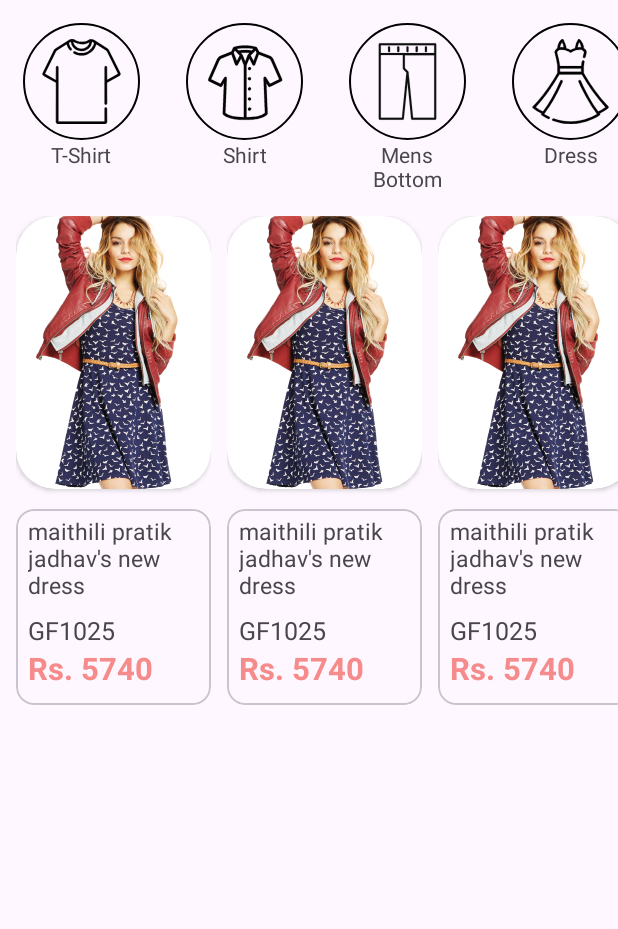
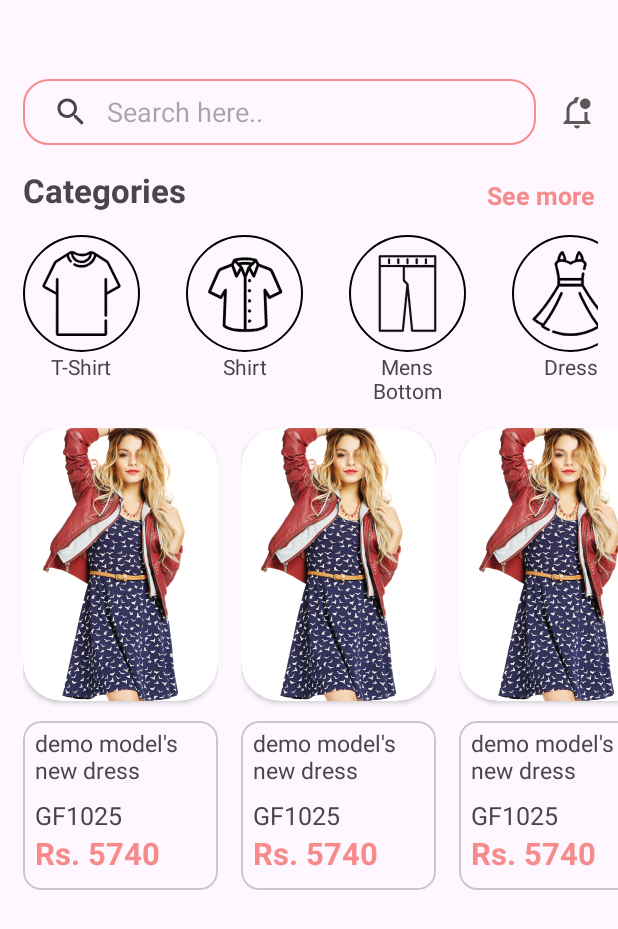
Before and after one commit to pratik50/OpalWish, an Android app: the layout fragment_dashboard.xml on its own in the app's theme, with its tools: preview values and no code run, on a phone screen of 412 x 824 dp. Shown: the top 929 px of the screen. Run offline under Robolectric (Android 15) with nearby library versions, the phone set to English and light mode, and no system bars.

Commit message:
Initial Commit

```diff
--- a/app/src/main/java/com/example/opalwish/DashboardFragment.kt
+++ b/app/src/main/java/com/example/opalwish/DashboardFragment.kt
@@ -2,11 +2,13 @@ package com.example.opalwish
 
 import android.content.Intent
 import android.os.Bundle
-import androidx.fragment.app.Fragment
 import android.view.LayoutInflater
 import android.view.View
 import android.view.ViewGroup
+import android.widget.SearchView
+import android.widget.SearchView.OnQueryTextListener
 import android.widget.Toast
+import androidx.fragment.app.Fragment
 import com.example.opalwish.databinding.FragmentDashboardBinding
 import com.google.firebase.firestore.ktx.firestore
 import com.google.firebase.firestore.ktx.toObject
@@ -30,7 +32,29 @@ class DashboardFragment : Fragment() {
         // Inflate the layout for this fragment
         binding = FragmentDashboardBinding.inflate(inflater, container, false)
 
+        searchItem()
+
+
+
+
+
+
         return binding.root
+    }
+
+    private fun searchItem() {
+        val searchView = binding.searchBar
+        searchView.setOnQueryTextListener(object : OnQueryTextListener {
+            override fun onQueryTextSubmit(query: String?): Boolean {
+
+                return true
+            }
+
+            override fun onQueryTextChange(newText: String?): Boolean {
+                return false
+            }
+
+        })
     }
 
     override fun onViewCreated(view: View, savedInstanceState: Bundle?) {
@@ -45,7 +69,7 @@ class DashboardFragment : Fragment() {
             productList.clear()
             for (i in it.documents) {
 
-                var tempProductModel = i.toObject<ProductModel>()
+                val tempProductModel = i.toObject<ProductModel>()
                 productList.add(tempProductModel!!)
 
             }
@@ -53,6 +77,8 @@ class DashboardFragment : Fragment() {
         }.addOnFailureListener{
             Toast.makeText(requireContext(), it.localizedMessage, Toast.LENGTH_SHORT).show()
         }
+
+
         binding.tshirt.setOnClickListener {
             startActivity(Intent(requireContext(),ProductCategoryActivity::class.java).putExtra("Category","T-Shirt"))
         }
@@ -86,3 +112,7 @@ class DashboardFragment : Fragment() {
 
     }
 }
+
+private fun SearchView.setOnQueryTextListener(onQueryTextListener: OnQueryTextListener) {
+
+}
--- a/app/src/main/java/com/example/opalwish/DetailActivity.kt
+++ b/app/src/main/java/com/example/opalwish/DetailActivity.kt
@@ -12,10 +12,10 @@ import com.google.firebase.ktx.Firebase
 
 class DetailActivity : AppCompatActivity() {
 
-    val binding by lazy {
+    private val binding by lazy {
         ActivityDetailBinding.inflate(layoutInflater)
     }
-    var productModel = ProductModel()
+    private var productModel = ProductModel()
     override fun onCreate(savedInstanceState: Bundle?) {
         super.onCreate(savedInstanceState)
         setContentView(binding.root)
@@ -23,7 +23,7 @@ class DetailActivity : AppCompatActivity() {
         val productId = intent.getStringExtra("PRODUCT_ID")
 
         if(productId != null) {
-            Firebase.firestore.collection("Products").document(productId!!).get()
+            Firebase.firestore.collection("Products").document(productId).get()
                 .addOnSuccessListener {
 
                     productModel = it.toObject<ProductModel>()!!
--- /dev/null
+++ b/app/src/main/res/drawable/bell_notification.xml
@@ -0,0 +1,9 @@
+<vector xmlns:android="http://schemas.android.com/apk/res/android"
+    android:width="24dp"
+    android:height="24dp"
+    android:viewportWidth="24"
+    android:viewportHeight="24">
+  <path
+      android:pathData="M19,17V11.8C18.5,11.9 18,12 17.5,12H17V18H7V11C7,8.2 9.2,6 12,6C12.1,4.7 12.7,3.6 13.5,2.7C13.2,2.3 12.6,2 12,2C10.9,2 10,2.9 10,4V4.3C7,5.2 5,7.9 5,11V17L3,19V20H21V19L19,17ZM10,21C10,22.1 10.9,23 12,23C13.1,23 14,22.1 14,21H10ZM21,6.5C21,8.4 19.4,10 17.5,10C15.6,10 14,8.4 14,6.5C14,4.6 15.6,3 17.5,3C19.4,3 21,4.6 21,6.5Z"
+      android:fillColor="#5C5757"/>
+</vector>
--- a/app/src/main/res/layout/fragment_dashboard.xml
+++ b/app/src/main/res/layout/fragment_dashboard.xml
@@ -7,9 +7,87 @@
     android:orientation="vertical"
     tools:context=".DashboardFragment">
 
+    <LinearLayout
+        android:layout_width="match_parent"
+        android:layout_height="wrap_content"
+        android:orientation="horizontal"
+        >
+
+        <androidx.constraintlayout.widget.ConstraintLayout
+            android:layout_width="0dp"
+            android:layout_height="match_parent"
+            android:layout_weight="1">
+
+            <SearchView
+                android:id="@+id/search_bar"
+                android:layout_width="0dp"
+                android:layout_height="@dimen/_34sdp"
+                android:layout_marginStart="@dimen/_12sdp"
+                android:layout_marginTop="@dimen/_24sdp"
+                android:layout_marginEnd="@dimen/_12sdp"
+                android:layout_marginBottom="@dimen/_18sdp"
+                android:background="@drawable/border_design"
+                android:queryHint="Search here.."
+                android:queryBackground="@null"
+                android:iconifiedByDefault="false"
+                app:layout_constraintBottom_toBottomOf="parent"
+                app:layout_constraintEnd_toStartOf="@id/bell_icon"
+                app:layout_constraintStart_toStartOf="parent"
+                app:layout_constraintTop_toTopOf="parent" />
+
+            <View
+                android:id="@+id/bell_icon"
+                android:layout_width="24dp"
+                android:layout_height="24dp"
+                android:layout_marginTop="@dimen/_24sdp"
+                android:layout_marginEnd="@dimen/_12sdp"
+                android:layout_marginBottom="@dimen/_18sdp"
+                android:background="@drawable/bell_notification"
+                app:layout_constraintBottom_toBottomOf="parent"
+                app:layout_constraintEnd_toEndOf="parent"
+                app:layout_constraintStart_toEndOf="@id/search_bar"
+                app:layout_constraintTop_toTopOf="parent" />
+
+            <TextView
+                android:id="@+id/categories"
+                android:layout_width="wrap_content"
+                android:layout_height="wrap_content"
+                android:text="Categories"
+                android:textSize="@dimen/_17sdp"
+                android:textStyle="bold"
+                android:layout_marginTop="@dimen/_12sdp"
+                android:layout_marginStart="@dimen/_12sdp"
+                app:layout_constraintTop_toBottomOf="@id/search_bar"
+                app:layout_constraintBottom_toBottomOf="parent"
+                app:layout_constraintEnd_toStartOf="@id/see_more"
+                app:layout_constraintHorizontal_chainStyle="spread_inside"
+                app:layout_constraintStart_toStartOf="parent" />
+
+
+            <TextView
+                android:id="@+id/see_more"
+                android:layout_width="wrap_content"
+                android:layout_height="wrap_content"
+                android:text="See more"
+                android:layout_marginTop="@dimen/_34sdp"
+                android:layout_marginEnd="@dimen/_12sdp"
+                android:textSize="@dimen/_13sdp"
+                android:textStyle="bold"
+                android:textColor="#F68B8B"
+                app:layout_constraintBottom_toBottomOf="parent"
+                app:layout_constraintEnd_toEndOf="parent"
+                app:layout_constraintStart_toEndOf="@id/categories"/>
+
+        </androidx.constraintlayout.widget.ConstraintLayout>
+
+    </LinearLayout>
+
+
     <HorizontalScrollView
         android:layout_width="match_parent"
         android:layout_height="wrap_content"
+        android:layout_marginStart="@dimen/_12sdp"
+        android:layout_marginEnd="@dimen/_10sdp"
         android:scrollbars="none">
 
         <LinearLayout
@@ -21,7 +99,9 @@
             <RelativeLayout
                 android:layout_width="wrap_content"
                 android:layout_height="wrap_content"
-                android:layout_margin="@dimen/_12sdp">
+                android:layout_marginEnd="@dimen/_12sdp"
+                android:layout_marginTop="@dimen/_12sdp"
+                >
 
                 <ImageView
                     android:id="@+id/tshirt"
--- a/app/src/main/res/layout/rv_item.xml
+++ b/app/src/main/res/layout/rv_item.xml
@@ -4,7 +4,7 @@
     xmlns:tools="http://schemas.android.com/tools"
     android:layout_width="wrap_content"
     android:layout_height="wrap_content"
-    android:layout_marginStart="@dimen/_8sdp"
+    android:layout_marginStart="@dimen/_12sdp"
 
     android:orientation="vertical"
     tools:ignore="MissingDefaultResource">
@@ -38,7 +38,7 @@
                 android:id="@+id/product_name"
                 android:layout_width="wrap_content"
                 android:layout_height="wrap_content"
-                android:text="maithili pratik jadhav's new dress"
+                android:text="demo model's new dress"
                 android:textSize="@dimen/_12ssp" />
 
 
```
